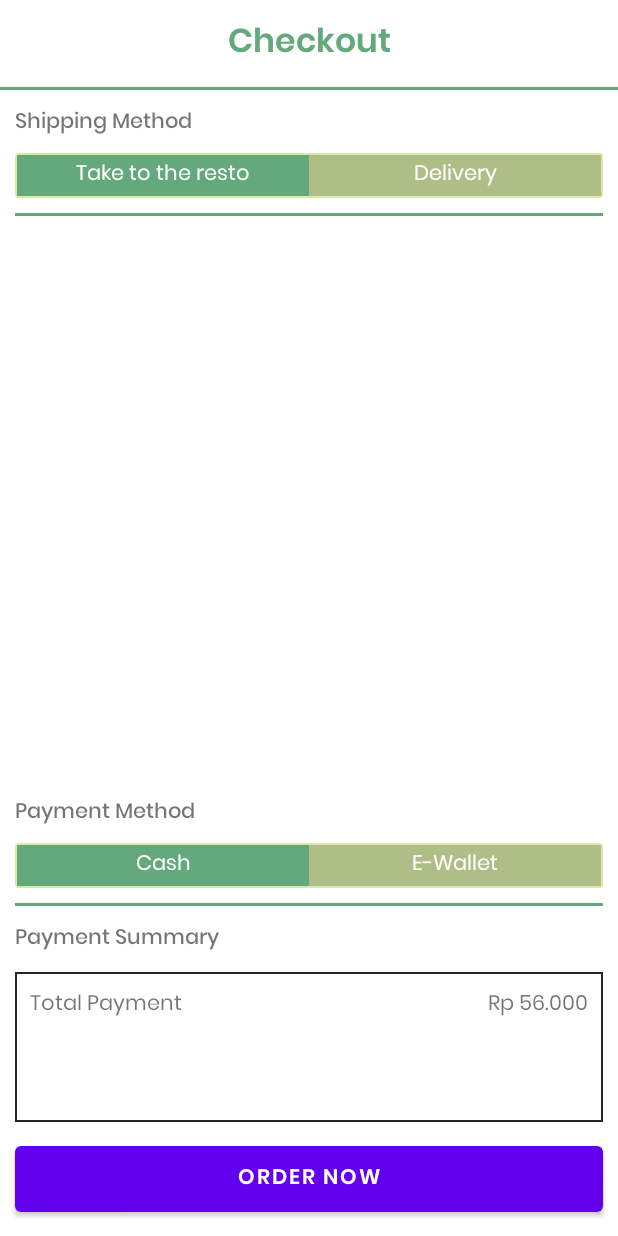
After one commit to ryhanhxx/FlavourFairApp, an Android app: the CheckoutProductActivity screen opened directly, with no data from a screen before it, on a phone screen of 412 x 824 dp. The commit adds this screen. Run offline under Robolectric (Android 15) with nearby library versions, the phone set to English and light mode, and no system bars.

Commit message:
add feature

```diff
--- a/app/src/main/AndroidManifest.xml
+++ b/app/src/main/AndroidManifest.xml
@@ -16,6 +16,9 @@
         android:usesCleartextTraffic="true"
         tools:targetApi="31">
         <activity
+            android:name=".presentation.checkout.CheckoutProductActivity"
+            android:exported="false" />
+        <activity
             android:name=".presentation.detail.DetailProductActivity"
             android:exported="false" />
         <activity
--- /dev/null
+++ b/app/src/main/java/com/ch/flavourfair/presentation/checkout/CheckoutProductActivity.kt
@@ -0,0 +1,17 @@
+package com.ch.flavourfair.presentation.checkout
+
+import androidx.appcompat.app.AppCompatActivity
+import android.os.Bundle
+import com.ch.flavourfair.R
+import com.ch.flavourfair.databinding.ActivityCheckoutProductBinding
+
+class CheckoutProductActivity : AppCompatActivity() {
+
+    private val binding: ActivityCheckoutProductBinding by lazy {
+        ActivityCheckoutProductBinding.inflate(layoutInflater)
+    }
+    override fun onCreate(savedInstanceState: Bundle?) {
+        super.onCreate(savedInstanceState)
+        setContentView(binding.root)
+    }
+}
--- /dev/null
+++ b/app/src/main/res/drawable/stroke.xml
@@ -0,0 +1,6 @@
+<?xml version="1.0" encoding="utf-8"?>
+<shape xmlns:android="http://schemas.android.com/apk/res/android">
+    <stroke
+        android:width="1dp"
+        android:color="@color/black" />
+</shape>
--- /dev/null
+++ b/app/src/main/res/drawable/switch_outline.xml
@@ -0,0 +1,9 @@
+<?xml version="1.0" encoding="utf-8"?>
+<shape xmlns:android="http://schemas.android.com/apk/res/android"
+    android:shape="rectangle">
+    <corners android:radius="2dp" />
+    <solid android:color="@color/primaryColor" />
+    <stroke
+        android:width="1dp"
+        android:color="@color/secondaryColor" />
+</shape>
--- /dev/null
+++ b/app/src/main/res/drawable/toggle_widget_background.xml
@@ -0,0 +1,6 @@
+<?xml version="1.0" encoding="UTF-8" standalone="no"?>
+<selector xmlns:android="http://schemas.android.com/apk/res/android">
+    <item android:drawable="@color/primaryColor" android:state_checked="true" />
+    <item android:drawable="@color/thirdColor" android:state_pressed="true" />
+    <item android:drawable="@color/thirdColor" />
+</selector>
--- /dev/null
+++ b/app/src/main/res/layout/activity_checkout_product.xml
@@ -0,0 +1,231 @@
+<?xml version="1.0" encoding="utf-8"?>
+<androidx.constraintlayout.widget.ConstraintLayout xmlns:android="http://schemas.android.com/apk/res/android"
+    xmlns:app="http://schemas.android.com/apk/res-auto"
+    xmlns:tools="http://schemas.android.com/tools"
+    android:layout_width="match_parent"
+    android:layout_height="match_parent"
+    tools:context=".presentation.checkout.CheckoutProductActivity">
+
+    <TextView
+        android:id="@+id/tv_title"
+        android:layout_width="match_parent"
+        android:layout_height="wrap_content"
+        android:fontFamily="@font/poppins_semibold"
+        android:gravity="center"
+        android:padding="10dp"
+        android:text="@string/text_title_checkout"
+        android:textColor="@color/primaryColor"
+        android:textSize="22sp"
+        app:layout_constraintTop_toTopOf="parent" />
+
+    <View
+        android:id="@+id/v_line"
+        android:layout_width="match_parent"
+        android:layout_height="2dp"
+        android:background="@color/primaryColor"
+        app:layout_constraintTop_toBottomOf="@id/tv_title" />
+
+    <androidx.constraintlayout.widget.ConstraintLayout
+        android:id="@+id/cl_switch1"
+        android:layout_width="match_parent"
+        android:layout_height="wrap_content"
+        android:layout_marginHorizontal="10dp"
+        android:layout_marginVertical="10dp"
+        app:layout_constraintTop_toBottomOf="@id/v_line">
+
+        <TextView
+            android:id="@+id/tv_shipping"
+            android:layout_width="match_parent"
+            android:layout_height="wrap_content"
+            android:fontFamily="@font/poppins_medium"
+            android:text="@string/text_title_method"
+            app:layout_constraintTop_toTopOf="parent" />
+
+        <RadioGroup
+            android:id="@+id/rg_toggle"
+            android:layout_width="match_parent"
+            android:layout_height="30dp"
+            android:layout_marginVertical="8dp"
+            android:background="@drawable/switch_outline"
+            android:checkedButton="@+id/rb_take"
+            android:orientation="horizontal"
+            app:layout_constraintTop_toBottomOf="@id/tv_shipping">
+
+            <RadioButton
+                android:id="@+id/rb_take"
+                android:layout_width="0dp"
+                android:layout_height="match_parent"
+                android:layout_marginStart="1dp"
+                android:layout_marginTop="1dp"
+                android:layout_marginBottom="1dp"
+                android:layout_weight="1"
+                android:background="@drawable/toggle_widget_background"
+                android:button="@null"
+                android:fontFamily="@font/poppins"
+                android:gravity="center"
+                android:text="Take to the resto"
+                android:textColor="@color/white" />
+
+            <RadioButton
+                android:id="@+id/rb_delivery"
+                android:layout_width="0dp"
+                android:layout_height="match_parent"
+                android:layout_marginTop="1dp"
+                android:layout_marginEnd="1dp"
+                android:layout_marginBottom="1dp"
+                android:layout_weight="1"
+                android:background="@drawable/toggle_widget_background"
+                android:button="@null"
+                android:fontFamily="@font/poppins"
+                android:gravity="center"
+                android:text="Delivery"
+                android:textColor="@color/white" />
+        </RadioGroup>
+
+        <View
+            android:id="@+id/v_line2"
+            android:layout_width="match_parent"
+            android:layout_height="2dp"
+            android:layout_marginVertical="10dp"
+            android:background="@color/primaryColor"
+            app:layout_constraintTop_toBottomOf="@id/rg_toggle" />
+
+    </androidx.constraintlayout.widget.ConstraintLayout>
+
+    <androidx.recyclerview.widget.RecyclerView
+        android:id="@+id/rv_checkout"
+        android:layout_width="match_parent"
+        android:layout_height="wrap_content"
+        android:nestedScrollingEnabled="true"
+        app:layout_constraintTop_toBottomOf="@id/cl_switch1" />
+
+    <androidx.constraintlayout.widget.ConstraintLayout
+        android:id="@+id/cl_switch2"
+        android:layout_width="match_parent"
+        android:layout_height="wrap_content"
+        android:layout_marginHorizontal="10dp"
+        android:layout_marginVertical="10dp"
+        app:layout_constraintBottom_toTopOf="@id/cl_summary">
+
+        <TextView
+            android:id="@+id/tv_payment"
+            android:layout_width="match_parent"
+            android:layout_height="wrap_content"
+            android:fontFamily="@font/poppins_medium"
+            android:text="@string/text_title_payment"
+            app:layout_constraintTop_toTopOf="parent" />
+
+        <RadioGroup
+            android:id="@+id/rg_toggle2"
+            android:layout_width="match_parent"
+            android:layout_height="30dp"
+            android:layout_marginVertical="8dp"
+            android:background="@drawable/switch_outline"
+            android:checkedButton="@+id/rb_cash"
+            android:orientation="horizontal"
+            app:layout_constraintTop_toBottomOf="@id/tv_payment">
+
+            <RadioButton
+                android:id="@+id/rb_cash"
+                android:layout_width="0dp"
+                android:layout_height="match_parent"
+                android:layout_marginStart="1dp"
+                android:layout_marginTop="1dp"
+                android:layout_marginBottom="1dp"
+                android:layout_weight="1"
+                android:background="@drawable/toggle_widget_background"
+                android:button="@null"
+                android:fontFamily="@font/poppins"
+                android:gravity="center"
+                android:text="Cash"
+                android:textColor="@color/white" />
+
+            <RadioButton
+                android:id="@+id/rb_ewallet"
+                android:layout_width="0dp"
+                android:layout_height="match_parent"
+                android:layout_marginTop="1dp"
+                android:layout_marginEnd="1dp"
+                android:layout_marginBottom="1dp"
+                android:layout_weight="1"
+                android:background="@drawable/toggle_widget_background"
+                android:button="@null"
+                android:fontFamily="@font/poppins"
+                android:gravity="center"
+                android:text="E-Wallet"
+                android:textColor="@color/white" />
+        </RadioGroup>
+
+        <View
+            android:id="@+id/v_line3"
+            android:layout_width="match_parent"
+            android:layout_height="2dp"
+            android:layout_marginVertical="10dp"
+            android:background="@color/primaryColor"
+            app:layout_constraintTop_toBottomOf="@id/rg_toggle2" />
+
+    </androidx.constraintlayout.widget.ConstraintLayout>
+
+
+    <androidx.constraintlayout.widget.ConstraintLayout
+        android:id="@+id/cl_summary"
+        android:layout_width="match_parent"
+        android:layout_height="wrap_content"
+        android:layout_marginHorizontal="10dp"
+        android:layout_marginVertical="10dp"
+        app:layout_constraintBottom_toTopOf="@id/btn_order">
+
+        <TextView
+            android:id="@+id/tv_summary"
+            android:layout_width="match_parent"
+            android:layout_height="wrap_content"
+            android:fontFamily="@font/poppins_medium"
+            android:text="Payment Summary"
+            app:layout_constraintTop_toTopOf="parent" />
+
+        <androidx.constraintlayout.widget.ConstraintLayout
+            android:id="@+id/cl_text"
+            android:layout_width="match_parent"
+            android:layout_height="100dp"
+            android:layout_marginVertical="10dp"
+            android:background="@drawable/stroke"
+            app:layout_constraintTop_toBottomOf="@id/tv_summary">
+
+            <TextView
+                android:id="@+id/tv_detail"
+                android:layout_width="0dp"
+                android:layout_height="wrap_content"
+                android:fontFamily="@font/poppins"
+                android:padding="10dp"
+                android:text="Total Payment"
+                app:layout_constraintEnd_toStartOf="@id/tv_detail2"
+                app:layout_constraintStart_toStartOf="parent"
+                app:layout_constraintTop_toTopOf="parent" />
+
+            <TextView
+                android:id="@+id/tv_detail2"
+                android:layout_width="0dp"
+                android:layout_height="wrap_content"
+                android:fontFamily="@font/poppins"
+                android:gravity="end"
+                android:padding="10dp"
+                android:text="Rp 56.000"
+                app:layout_constraintEnd_toEndOf="parent"
+                app:layout_constraintStart_toEndOf="@id/tv_detail"
+                app:layout_constraintTop_toTopOf="parent" />
+        </androidx.constraintlayout.widget.ConstraintLayout>
+
+    </androidx.constraintlayout.widget.ConstraintLayout>
+
+    <Button
+        android:id="@+id/btn_order"
+        android:layout_width="match_parent"
+        android:layout_height="wrap_content"
+        android:layout_margin="10dp"
+        android:fontFamily="@font/poppins_semibold"
+        android:padding="10dp"
+        android:text="@string/btn_order"
+        app:layout_constraintBottom_toBottomOf="parent" />
+
+
+</androidx.constraintlayout.widget.ConstraintLayout>
--- a/app/src/main/res/layout/product_item_cart.xml
+++ b/app/src/main/res/layout/product_item_cart.xml
@@ -13,8 +13,8 @@
 
         <ImageView
             android:id="@+id/iv_image"
-            android:layout_width="80dp"
-            android:layout_height="80dp"
+            android:layout_width="86dp"
+            android:layout_height="86dp"
             app:layout_constraintStart_toStartOf="parent"
             app:layout_constraintTop_toTopOf="parent"
             tools:src="@tools:sample/avatars" />
@@ -62,7 +62,9 @@
             android:layout_width="0dp"
             android:layout_height="wrap_content"
             app:layout_constraintEnd_toEndOf="parent"
-            app:layout_constraintBottom_toBottomOf="parent">
+            android:layout_marginVertical="20dp"
+            app:layout_constraintTop_toBottomOf="@id/cl_remove"
+            app:layout_constraintBottom_toTopOf="@id/cl_note">
 
             <ImageView
                 android:id="@+id/iv_btnremove"
@@ -93,6 +95,26 @@
                 app:layout_constraintTop_toTopOf="parent" />
 
         </androidx.constraintlayout.widget.ConstraintLayout>
+
+        <androidx.constraintlayout.widget.ConstraintLayout
+            android:id="@+id/cl_note"
+            android:layout_width="0dp"
+            android:layout_height="wrap_content"
+            app:layout_constraintTop_toBottomOf="@id/cl_addquantity"
+            app:layout_constraintEnd_toEndOf="parent"
+            app:layout_constraintStart_toEndOf="@id/iv_image"
+            android:layout_marginHorizontal="8dp">
+
+            <EditText
+                android:id="@+id/et_note"
+                android:layout_width="match_parent"
+                android:layout_height="wrap_content"
+                app:layout_constraintBottom_toBottomOf="parent"
+                android:hint="Write ur note"
+                android:textSize="14sp"
+                android:fontFamily="@font/poppins"/>
+
+        </androidx.constraintlayout.widget.ConstraintLayout>
     </androidx.constraintlayout.widget.ConstraintLayout>
 
 
--- a/app/src/main/res/values/strings.xml
+++ b/app/src/main/res/values/strings.xml
@@ -30,4 +30,7 @@
     <string name="text_title_totalprice">Total Price</string>
     <string name="text_btn_order">Order Now</string>
     <string name="text_title_profile">Profile</string>
+    <string name="text_title_checkout">Checkout</string>
+    <string name="text_title_method">Shipping Method</string>
+    <string name="text_title_payment">Payment Method</string>
 </resources>
```
